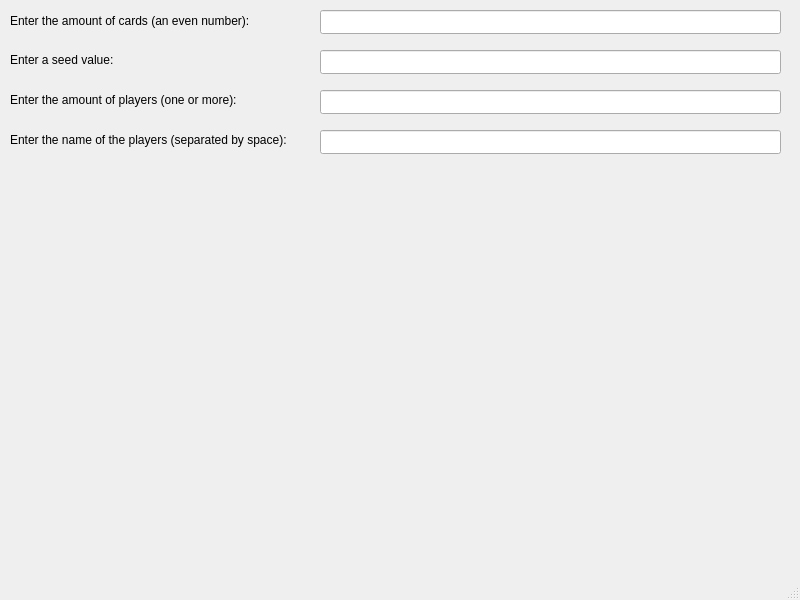
Old version of the form student/13/pairs_gui/mainwindow.ui in the repository shamsch/programming2coursework.
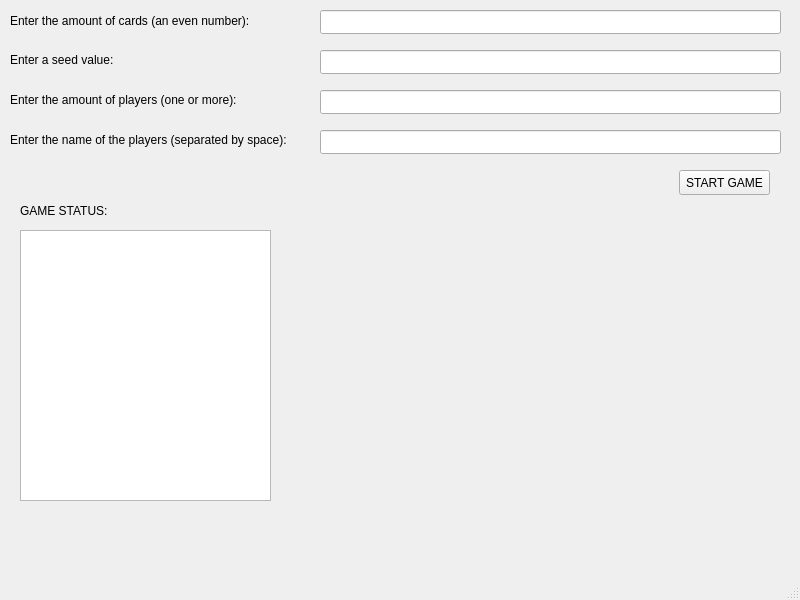
New version of the form.

Commit message: Made a semi-working version of the game

```diff
--- a/student/13/pairs_gui/mainwindow.ui
+++ b/student/13/pairs_gui/mainwindow.ui
@@ -106,6 +106,42 @@
      <string>Enter the name of the players (separated by space):</string>
     </property>
    </widget>
+   <widget class="QPushButton" name="startGamePushButton">
+    <property name="geometry">
+     <rect>
+      <x>679</x>
+      <y>170</y>
+      <width>91</width>
+      <height>25</height>
+     </rect>
+    </property>
+    <property name="text">
+     <string>START GAME</string>
+    </property>
+   </widget>
+   <widget class="QTextBrowser" name="gameStatusTextBrowser">
+    <property name="geometry">
+     <rect>
+      <x>20</x>
+      <y>230</y>
+      <width>251</width>
+      <height>271</height>
+     </rect>
+    </property>
+   </widget>
+   <widget class="QLabel" name="label_5">
+    <property name="geometry">
+     <rect>
+      <x>20</x>
+      <y>200</y>
+      <width>131</width>
+      <height>21</height>
+     </rect>
+    </property>
+    <property name="text">
+     <string>GAME STATUS:</string>
+    </property>
+   </widget>
   </widget>
   <widget class="QMenuBar" name="menubar">
    <property name="geometry">
```
The commit also changes 6 other files.
